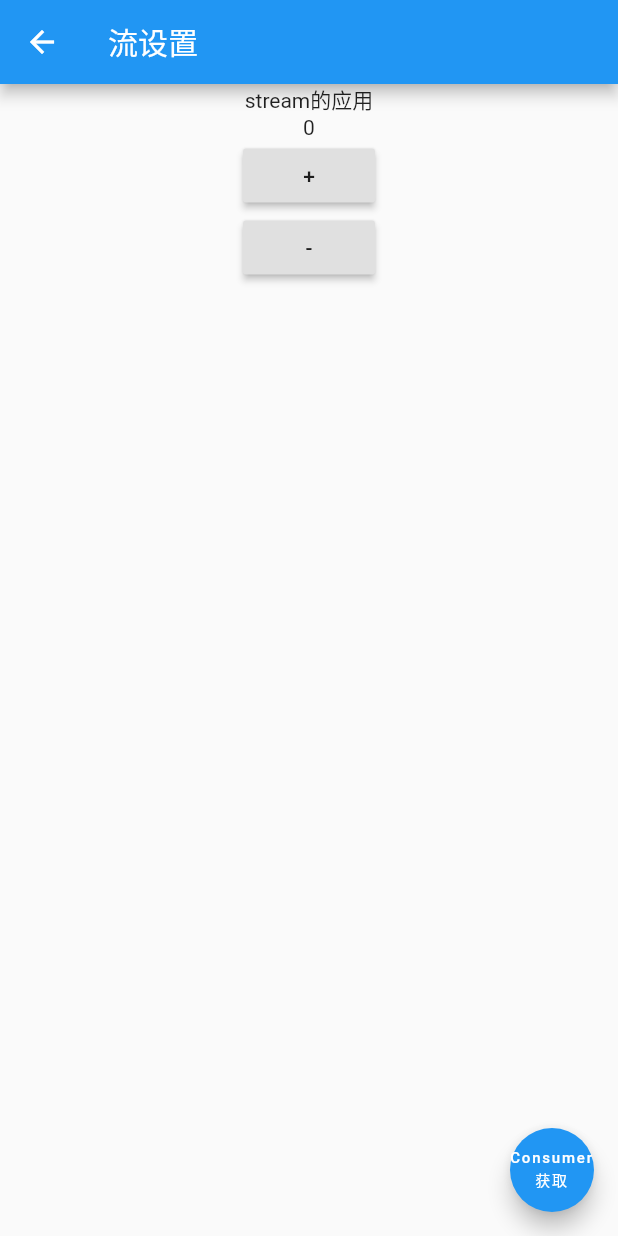
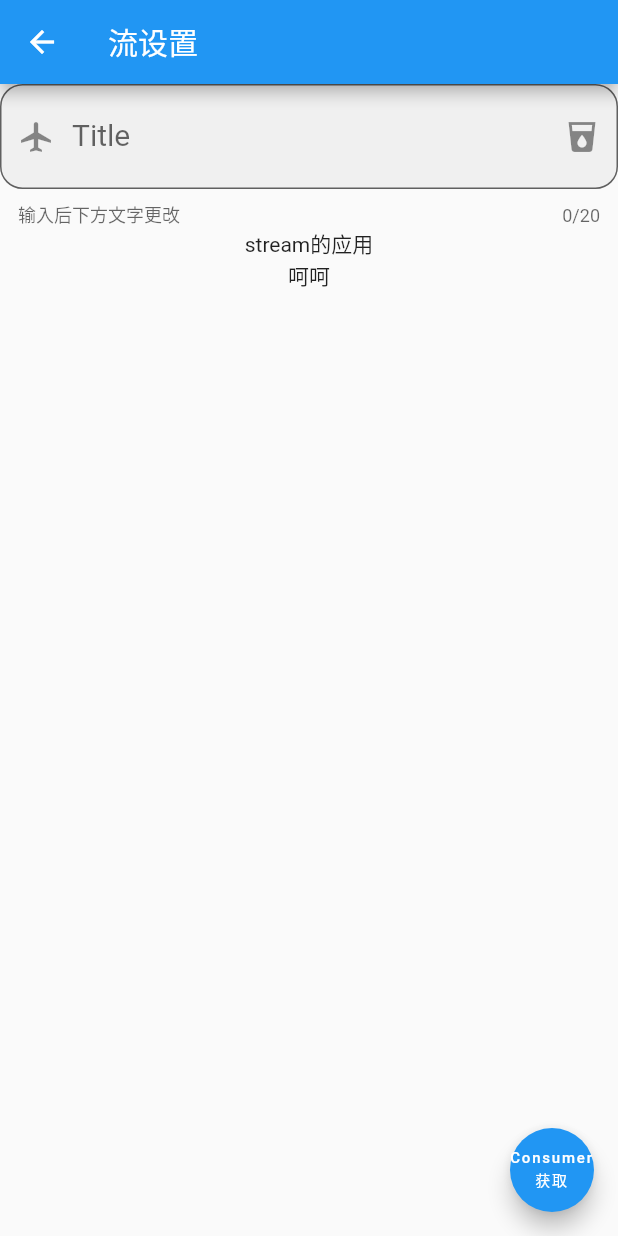
Before and after one commit to UvDream/flutter-provider-demo, a Flutter app: the StreamPage screen opened directly, on a phone screen of 412 x 824 dp. Run offline on Flutter 3.47's test engine with Material 2 defaults, Android fonts, the phone set to English and light mode, and no system bars.

Commit message:
[fix] stream

```diff
--- a/lib/pages/stream.dart
+++ b/lib/pages/stream.dart
@@ -12,25 +12,49 @@ class StreamPage extends StatelessWidget {
       ),
       body: Center(
         child: StreamBuilder(
-          initialData: Provider.of<CounterBloc>(context).count,
+          initialData: Provider.of<CounterBloc>(context).inputVal,
           stream: Provider.of<CounterBloc>(context).stream,
           builder: (context, snapshot) {
             return Column(
               children: <Widget>[
+//                Text(inputVal),
+                TextField(
+                  maxLength: 20,
+                  style: TextStyle(
+                      fontSize: 20.0, color: Theme.of(context).primaryColor),
+                  keyboardType: TextInputType.number,
+                  cursorColor: Colors.green,
+                  onChanged: (val) {
+                    Provider.of<CounterBloc>(context).inputChange(val);
+                  },
+                  // cursorRadius: Radius.circular(20),
+                  // cursorWidth: 40,
+                  decoration: InputDecoration(
+                      labelText: 'Title',
+                      hintText: '请输入',
+                      helperText: '输入后下方文字更改',
+                      filled: true,
+//                      fillColor: Colors.blue.shade100,
+                      prefixIcon: Icon(Icons.local_airport),
+                      suffixIcon: Icon(Icons.local_drink),
+                      border: OutlineInputBorder(
+                          borderRadius: BorderRadius.circular(15.0))),
+                ),
                 Text('stream的应用'),
-                Text(Provider.of<CounterBloc>(context).count.toString()),
-                RaisedButton(
-                  child: Text("+"),
-                  onPressed: () {
-                    Provider.of<CounterBloc>(context).addCounter();
-                  },
-                ),
-                RaisedButton(
-                  child: Text("-"),
-                  onPressed: () {
-                    Provider.of<CounterBloc>(context).subCounter();
-                  },
-                ),
+                Text(Provider.of<CounterBloc>(context).inputVal.toString())
+//                Text(Provider.of<CounterBloc>(context).count.toString()),
+//                RaisedButton(
+//                  child: Text("+"),
+//                  onPressed: () {
+//                    Provider.of<CounterBloc>(context).addCounter();
+//                  },
+//                ),
+//                RaisedButton(
+//                  child: Text("-"),
+//                  onPressed: () {
+//                    Provider.of<CounterBloc>(context).subCounter();
+//                  },
+//                ),
               ],
             );
           },
```
